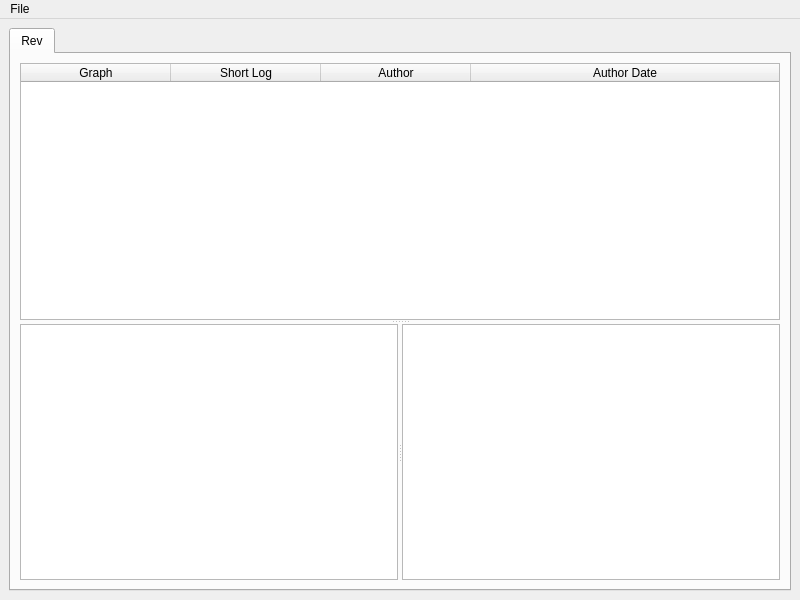
The window that mainwindow.ui (andy-campbell/acgit) describes before a commit, drawn with Qt 5.
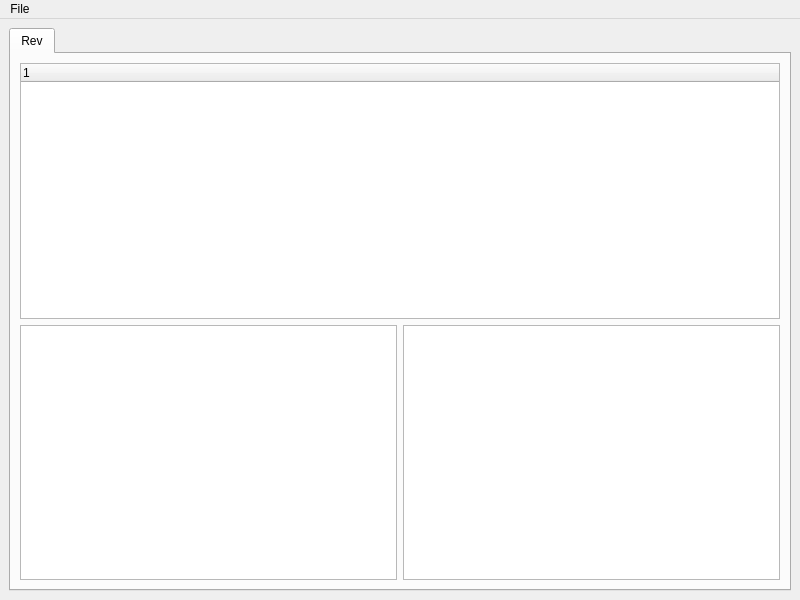
The same window after the commit.

Commit message: acgit: Start making changes for lanes

What changed in the file:
```diff
--- a/mainwindow.ui
+++ b/mainwindow.ui
@@ -24,13 +24,11 @@
        <attribute name="title">
         <string>Rev</string>
        </attribute>
+       <layout class="QVBoxLayout" name="verticalLayout_3">
+        <item>
        <layout class="QVBoxLayout" name="verticalLayout_2">
         <item>
-         <widget class="QSplitter" name="splitter_2">
-          <property name="orientation">
-           <enum>Qt::Vertical</enum>
-          </property>
-          <widget class="QTableWidget" name="revListTable">
+           <widget class="QTreeWidget" name="revList">
            <property name="alternatingRowColors">
             <bool>true</bool>
            </property>
@@ -40,50 +38,19 @@
            <property name="selectionBehavior">
             <enum>QAbstractItemView::SelectRows</enum>
            </property>
-           <property name="showGrid">
-            <bool>false</bool>
-           </property>
-           <attribute name="horizontalHeaderDefaultSectionSize">
-            <number>150</number>
-           </attribute>
-           <attribute name="horizontalHeaderStretchLastSection">
-            <bool>true</bool>
-           </attribute>
-           <attribute name="verticalHeaderVisible">
-            <bool>false</bool>
-           </attribute>
-           <attribute name="verticalHeaderDefaultSectionSize">
-            <number>15</number>
-           </attribute>
-           <attribute name="verticalHeaderStretchLastSection">
-            <bool>false</bool>
-           </attribute>
            <column>
             <property name="text">
-             <string>Graph</string>
-            </property>
-           </column>
-           <column>
-            <property name="text">
-             <string>Short Log</string>
-            </property>
-           </column>
-           <column>
-            <property name="text">
-             <string>Author</string>
-            </property>
-           </column>
-           <column>
-            <property name="text">
-             <string>Author Date</string>
+              <string notr="true">1</string>
             </property>
            </column>
           </widget>
-          <widget class="QSplitter" name="splitter">
-           <property name="orientation">
-            <enum>Qt::Horizontal</enum>
-           </property>
+          </item>
+          <item>
+           <layout class="QHBoxLayout" name="horizontalLayout">
+            <item>
            <widget class="QTextEdit" name="diffView"/>
+            </item>
+            <item>
            <widget class="QTreeView" name="fileChangesView">
             <property name="baseSize">
              <size>
@@ -98,8 +65,10 @@
              <bool>false</bool>
             </property>
            </widget>
-          </widget>
-         </widget>
+            </item>
+           </layout>
+          </item>
+         </layout>
         </item>
        </layout>
       </widget>
```
Lines whose indentation alone changed are shown as unchanged. The commit also changes 1 other file.
